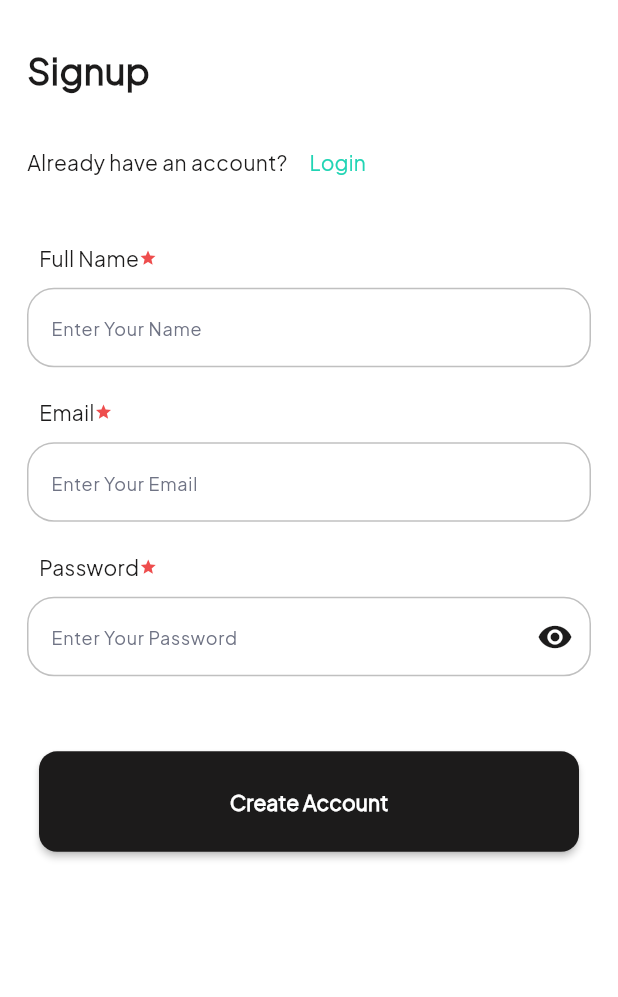
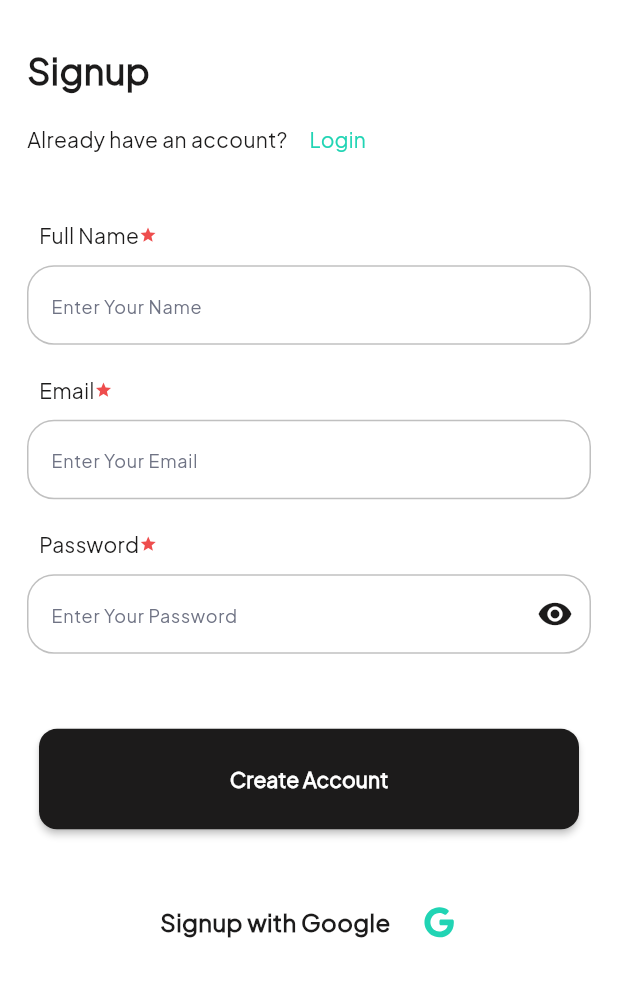
Before and after one commit to Mahmoud-Adel-Ali/Quick-Mart-E-commerce-App, a Flutter app: the SignUpView screen opened by its route, on a phone screen of 412 x 824 dp, the part 89-1086 px from its top. Run offline on Flutter 3.47's test engine with Material 3 defaults, Android fonts, the phone set to English and light mode, and no system bars; our stand-ins replace animated_custom_dropdown, flutter_bloc, flutter_svg, fluttertoast, intl_phone_field, shared_preferences; accounts and stored records are empty.

Commit message:
sign up  done

```diff
--- a/lib/core/utils/images/app_images.dart
+++ b/lib/core/utils/images/app_images.dart
@@ -4,6 +4,10 @@ class Assets {
   /// Assets for imagesError
   /// assets/images/Error.svg
   static const String imagesError = "assets/images/Error.svg";
+
+  /// Assets for imagesGoogle
+  /// assets/images/google.svg
+  static const String imagesGoogle = "assets/images/google.svg";
 
   /// Assets for imagesInfo
   /// assets/images/Info.svg
--- a/lib/features/auth/presentation/widgets/sign_up_view_body.dart
+++ b/lib/features/auth/presentation/widgets/sign_up_view_body.dart
@@ -2,6 +2,7 @@ import 'package:flutter/material.dart';
 import 'package:flutter_svg/svg.dart';
 import 'package:quick_mart_app/core/extensions/context_extention.dart';
 import 'package:quick_mart_app/core/routes/app_routes.dart';
+import 'package:quick_mart_app/core/utils/images/app_images.dart';
 import 'package:quick_mart_app/core/utils/styles/styles.dart';
 import 'package:quick_mart_app/features/auth/presentation/widgets/sign_up_form.dart';
 
@@ -34,7 +35,7 @@ class SignUpViewBody extends StatelessWidget {
                     "Signup",
                     style: Styless.textBold24(context),
                   )),
-              const SizedBox(height: 20),
+              const SizedBox(height: 5),
               Row(
                 children: [
                   Text(
@@ -55,6 +56,21 @@ class SignUpViewBody extends StatelessWidget {
               ),
               const SizedBox(height: 30),
               const SignUpForm(),
+              const SizedBox(height: 50),
+              Row(
+                mainAxisAlignment: MainAxisAlignment.center,
+                children: [
+                  Text(
+                    'Signup with Google',
+                    style: Styless.textSemiBold16(context),
+                  ),
+                  const SizedBox(width: 20),
+                  InkWell(
+                    onTap: () {},
+                    child: SvgPicture.asset(Assets.imagesGoogle),
+                  ),
+                ],
+              ),
             ],
           ),
         ),
```
Also changed, not shown: assets/images/google.svg (added).
